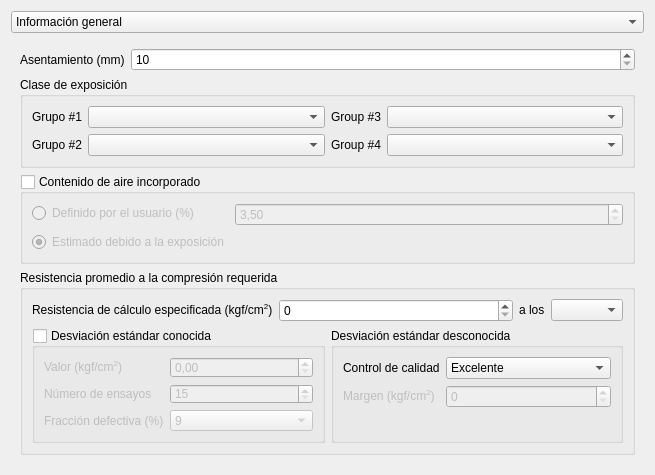
First picture: the form in gui/ui/regular_concrete_widget.ui, repository AMK-ULTRA/Concretus, before the edit.
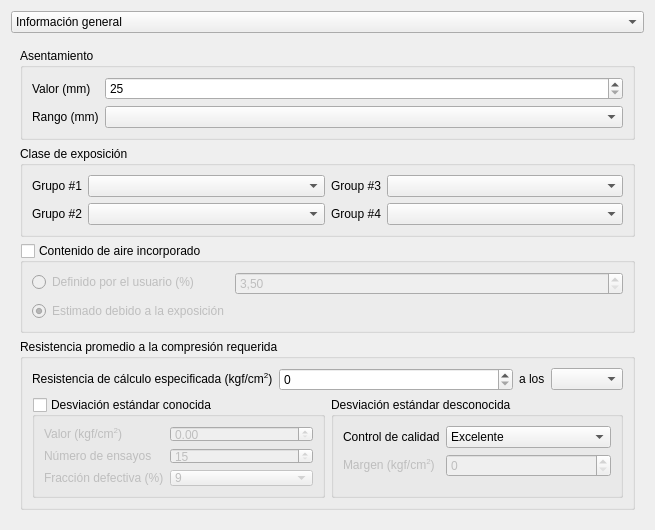
Second picture: the form after the edit. The open tabs and pages were chosen to show the change.

What changed in the file:
```diff
--- a/gui/ui/regular_concrete_widget.ui
+++ b/gui/ui/regular_concrete_widget.ui
@@ -7,13 +7,13 @@
     <x>0</x>
     <y>0</y>
     <width>655</width>
-    <height>475</height>
+    <height>530</height>
    </rect>
   </property>
   <property name="minimumSize">
    <size>
     <width>655</width>
-    <height>475</height>
+    <height>530</height>
    </size>
   </property>
   <property name="windowTitle">
@@ -188,45 +188,51 @@
         <verstretch>0</verstretch>
        </sizepolicy>
       </property>
-      <layout class="QVBoxLayout" name="verticalLayout" stretch="0,0,0,0,0">
+      <layout class="QVBoxLayout" name="verticalLayout">
        <item>
+        <widget class="QGroupBox" name="groupBox_slump">
+         <property name="title">
+          <string>Asentamiento</string>
+         </property>
+         <property name="checkable">
+          <bool>false</bool>
+         </property>
         <layout class="QFormLayout" name="formLayout_7">
-         <property name="formAlignment">
-          <set>Qt::AlignmentFlag::AlignLeading|Qt::AlignmentFlag::AlignLeft|Qt::AlignmentFlag::AlignVCenter</set>
-         </property>
-         <property name="verticalSpacing">
-          <number>6</number>
-         </property>
-         <property name="bottomMargin">
-          <number>0</number>
-         </property>
          <item row="0" column="0">
           <widget class="QLabel" name="label_slump">
            <property name="text">
-            <string>Asentamiento (mm)</string>
-           </property>
-           <property name="buddy">
-            <cstring>spinBox_slump</cstring>
+             <string>Valor (mm)</string>
            </property>
           </widget>
          </item>
          <item row="0" column="1">
           <widget class="QSpinBox" name="spinBox_slump">
            <property name="minimum">
-            <number>10</number>
+             <number>25</number>
            </property>
            <property name="maximum">
-            <number>210</number>
+             <number>150</number>
            </property>
            <property name="singleStep">
             <number>5</number>
            </property>
            <property name="value">
-            <number>10</number>
+             <number>25</number>
            </property>
           </widget>
          </item>
-        </layout>
+          <item row="1" column="0">
+           <widget class="QLabel" name="label_slump_range">
+            <property name="text">
+             <string>Rango (mm)</string>
+            </property>
+           </widget>
+          </item>
+          <item row="1" column="1">
+           <widget class="QComboBox" name="comboBox_slump_range"/>
+          </item>
+         </layout>
+        </widget>
        </item>
        <item>
         <widget class="QGroupBox" name="groupBox_class_exposure">
@@ -460,9 +466,6 @@
                </item>
                <item row="0" column="1">
                 <widget class="QDoubleSpinBox" name="doubleSpinBox_std_dev_value">
-                 <property name="minimum">
-                  <double>0.000000000000000</double>
-                 </property>
                  <property name="maximum">
                   <double>100.000000000000000</double>
                  </property>
```
Left out of the diff: 15 changed lines with no effect on the pictures. Lines whose indentation alone changed are shown as unchanged.
